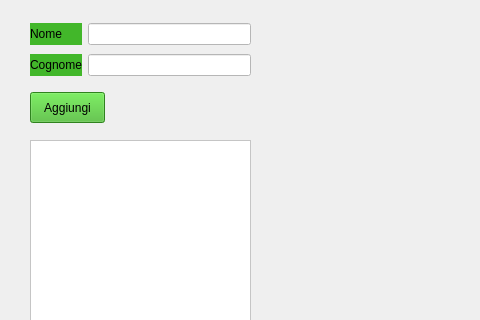
Before: the Qt Designer form mainwindow.ui in FranckRedery/PROGETTO_PO, drawn with Qt 5; both pictures show x 0 to 480 and y 0 to 320 of the 800 by 600 pixel window.
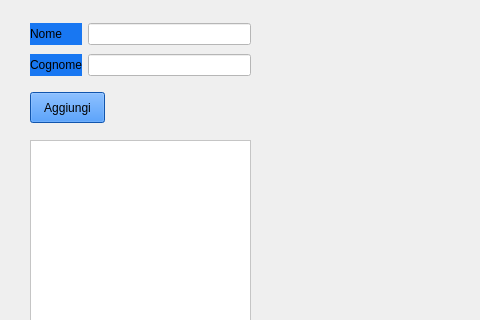
After: the same form once the commit is applied. The open tabs and pages were chosen to show the change.

The edit to the form file:
```diff
--- a/mainwindow.ui
+++ b/mainwindow.ui
@@ -74,13 +74,13 @@
        </rect>
       </property>
       <property name="styleSheet">
-       <string notr="true">background-color: rgb(66, 183, 42);</string>
+       <string notr="true">background-color: rgb(24,119,242);</string>
       </property>
       <property name="text">
        <string>Aggiungi</string>
       </property>
      </widget>
-     <widget class="QWidget" name="">
+     <widget class="QWidget" name="layoutWidget">
       <property name="geometry">
        <rect>
         <x>30</x>
@@ -93,7 +93,7 @@
        <item row="0" column="0">
         <widget class="QLabel" name="label_nome">
          <property name="styleSheet">
-          <string notr="true">background-color: rgb(66, 183, 42);</string>
+          <string notr="true">background-color: rgb(24,119,242);</string>
          </property>
          <property name="text">
           <string>Nome</string>
@@ -103,7 +103,7 @@
        <item row="1" column="0">
         <widget class="QLabel" name="label_cognome">
          <property name="styleSheet">
-          <string notr="true">background-color: rgb(66, 183, 42);</string>
+          <string notr="true">background-color: rgb(24,119,242);</string>
          </property>
          <property name="text">
           <string>Cognome</string>
```
Left out of the diff: 2 changed lines with no effect on the pictures.
